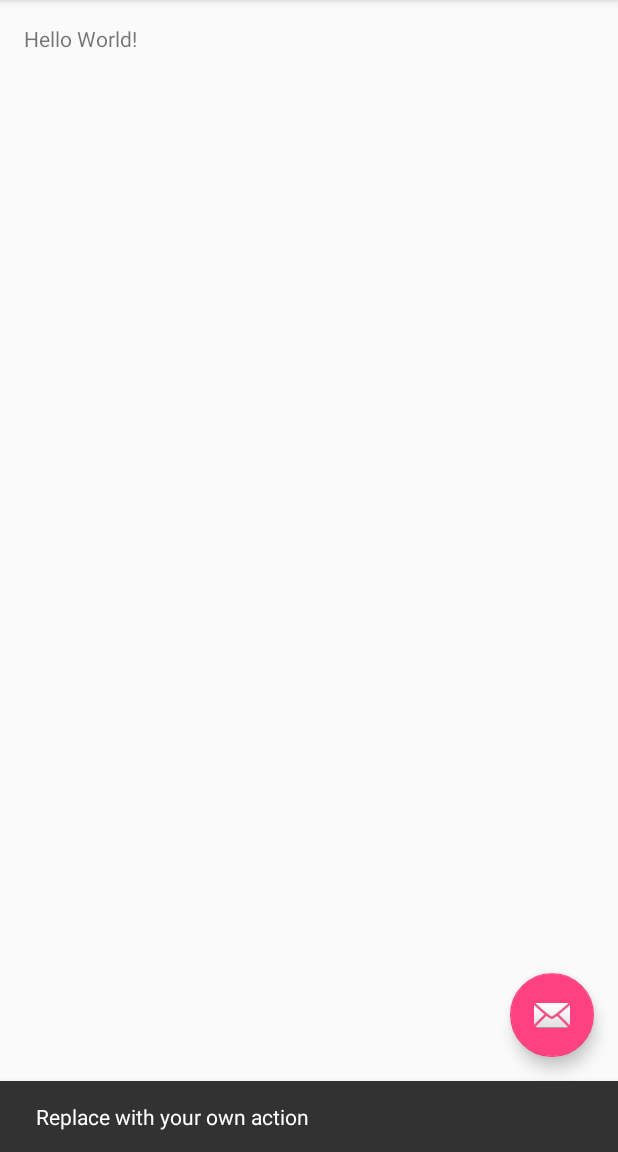
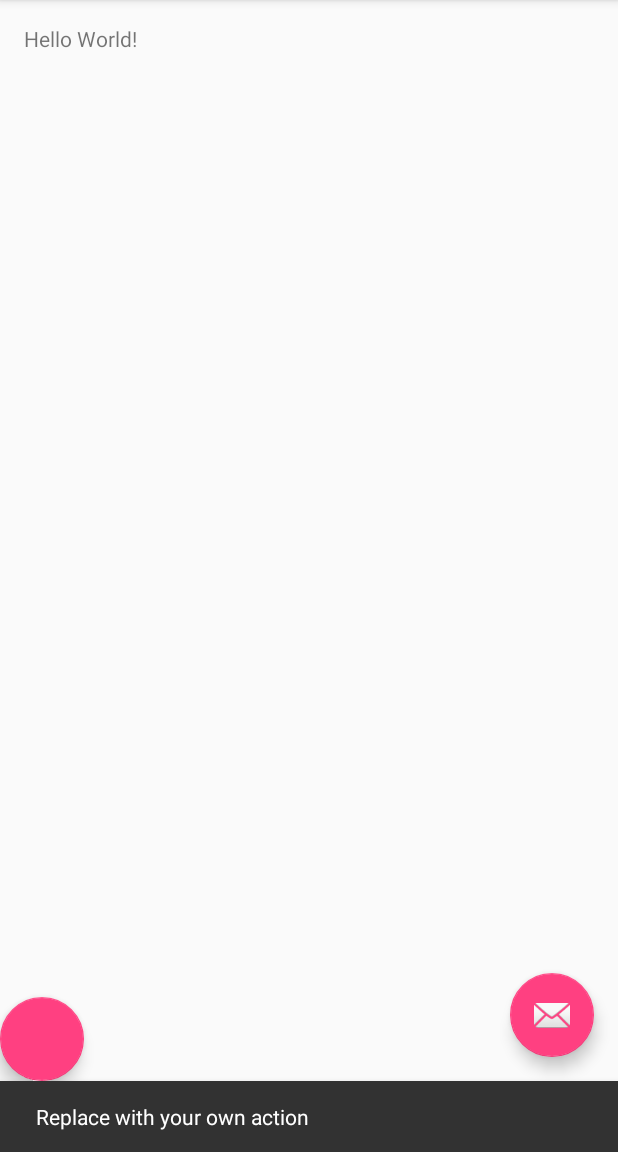
Before and after one commit to sip59/zozoUtil, an Android app: the screen it shows after launch (MainActivity), after a tap on an icon or button, on a phone screen of 412 x 824 dp, the part 84-1236 px from its top. Run offline under Robolectric (Android 15) with nearby library versions, the phone set to English and light mode, and no system bars.

Commit message:
test commit.

```diff
--- a/zozoUtil/src/main/res/layout/activity_main.xml
+++ b/zozoUtil/src/main/res/layout/activity_main.xml
@@ -22,4 +22,10 @@
         android:layout_gravity="bottom|end" android:layout_margin="@dimen/fab_margin"
         android:src="@android:drawable/ic_dialog_email" />
 
+    <android.support.design.widget.FloatingActionButton
+        android:layout_width="wrap_content"
+        android:layout_height="wrap_content"
+        android:layout_gravity="bottom|start"
+        android:text="@string/app_name"/>
+
 </android.support.design.widget.CoordinatorLayout>
```
